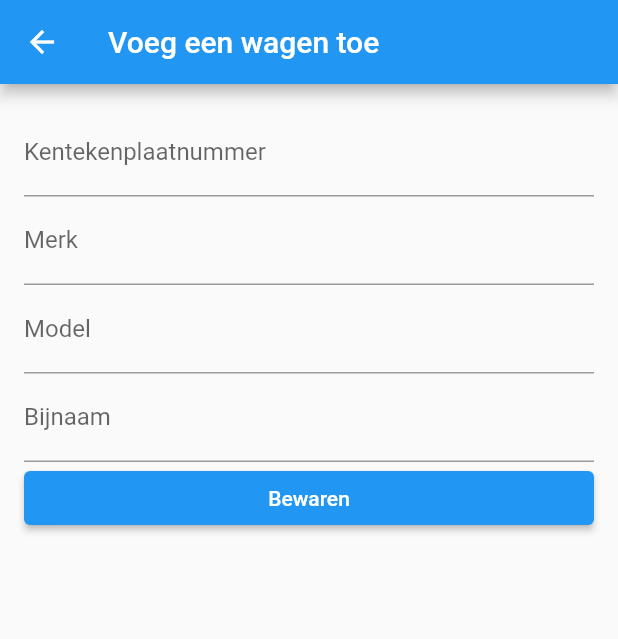
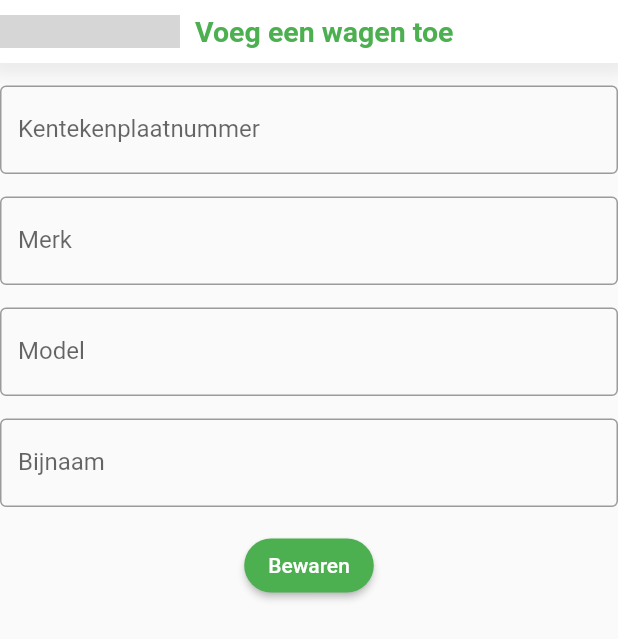
Before and after one commit to yousef12333/ParkPlanner, a Flutter app: the CarAddPage screen opened by its route, on a phone screen of 412 x 824 dp. Shown: the top 639 px of the screen. Run offline on Flutter 3.47's test engine with Material 2 defaults, Android fonts, the light colour scheme and no system bars; our stand-ins replace cloud_firestore, firebase_auth, firebase_core; accounts and stored records are empty; grey boxes are pictures that could not be loaded.

Commit message:
verbeteren uiterlijk frontend

```diff
--- a/parkplannerproject/lib/car_add.dart
+++ b/parkplannerproject/lib/car_add.dart
@@ -67,56 +67,114 @@ class _CarAddPageState extends State<CarAddPage> {
   @override
   Widget build(BuildContext context) {
     return Scaffold(
-      appBar: AppBar(title: const Text('Voeg een wagen toe')),
-      body: Padding(
-        padding: const EdgeInsets.all(16.0),
-        child: Form(
-          key: formKey,
-          child: ListView(
+      body: Column(
+        mainAxisAlignment: MainAxisAlignment.start,
         children: [
+          SizedBox(
+            height: MediaQuery.of(context).padding.top,
+          ),
+          Container(
+            decoration: BoxDecoration(
+              color: Colors.white,
+              boxShadow: [
+                BoxShadow(
+                  color:
+                      const Color.fromARGB(255, 222, 222, 222).withOpacity(0.5),
+                  spreadRadius: 5,
+                  blurRadius: 7,
+                  offset: const Offset(0, 3),
+                ),
+              ],
+            ),
+            padding: const EdgeInsets.symmetric(vertical: 10),
+            margin: EdgeInsets.zero,
+            child: Row(
+              mainAxisAlignment: MainAxisAlignment.start,
+              children: [
+                SizedBox(
+                  width: 120,
+                  height: 22,
+                  child: Image.asset(
+                    '/ParkPlannerLogo.png',
+                    fit: BoxFit.fill,
+                  ),
+                ),
+                const SizedBox(width: 10),
+                const Text(
+                  'Voeg een wagen toe',
+                  style: TextStyle(
+                    fontSize: 19,
+                    fontWeight: FontWeight.bold,
+                    color: Colors.green,
+                  ),
+                ),
+              ],
+            ),
+          ),
+          const SizedBox(height: 15),
           TextFormField(
-                decoration:
-                    const InputDecoration(labelText: 'Kentekenplaatnummer'),
+            decoration: const InputDecoration(
+                labelText: 'Kentekenplaatnummer',
+                border: OutlineInputBorder(
+                    borderSide: BorderSide(color: Colors.black))),
             onSaved: (value) => licensePlateNumber = value!,
             validator: (value) =>
                 value!.isEmpty ? 'Geef een kentekenplaatnummer in!' : null,
           ),
+          const SizedBox(height: 15),
           TextFormField(
-                decoration: const InputDecoration(labelText: 'Merk'),
+            decoration: const InputDecoration(
+                labelText: 'Merk',
+                border: OutlineInputBorder(
+                    borderSide: BorderSide(color: Colors.black))),
             onSaved: (value) => brand = value!,
-                validator: (value) =>
-                    value!.isEmpty ? 'Geef een merk in!' : null,
+            validator: (value) => value!.isEmpty ? 'Geef een merk in!' : null,
           ),
+          const SizedBox(height: 15),
           TextFormField(
-                decoration: const InputDecoration(labelText: 'Model'),
+            decoration: const InputDecoration(
+                labelText: 'Model',
+                border: OutlineInputBorder(
+                    borderSide: BorderSide(color: Colors.black))),
             onSaved: (value) => model = value!,
-                validator: (value) =>
-                    value!.isEmpty ? 'Geef een model in' : null,
+            validator: (value) => value!.isEmpty ? 'Geef een model in' : null,
           ),
+          const SizedBox(height: 15),
           TextFormField(
-                decoration: const InputDecoration(labelText: 'Bijnaam'),
+            decoration: const InputDecoration(
+                labelText: 'Bijnaam',
+                border: OutlineInputBorder(
+                    borderSide: BorderSide(color: Colors.black))),
             onSaved: (value) => nickname = value!,
-                validator: (value) =>
-                    value!.isEmpty ? 'Geef een bijnaam in' : null,
+            validator: (value) => value!.isEmpty ? 'Geef een bijnaam in' : null,
           ),
+          const SizedBox(height: 15),
           if (!_emailDoesNotExist)
             ElevatedButton(
               onPressed: _submitForm,
-                  child: const Text('Bewaren'),
+              style: ElevatedButton.styleFrom(
+                backgroundColor: Colors.green,
+                shape: RoundedRectangleBorder(
+                  borderRadius: BorderRadius.circular(30),
+                ),
+              ),
+              child: const Text(
+                'Bewaren',
+                style: TextStyle(
+                  color: Colors.white,
+                ),
+              ),
             ),
           if (_emailDoesNotExist)
             Padding(
               padding: const EdgeInsets.symmetric(vertical: 8.0),
               child: Text(
                 'Email niet gevonden. Logt u alstublieft in.',
-                    style:
-                        TextStyle(color: Theme.of(context).colorScheme.error),
+                style: TextStyle(color: Theme.of(context).colorScheme.error),
               ),
             ),
         ],
       ),
-        ),
-      ),
     );
   }
 }
```
Lines whose indentation alone changed are shown as unchanged.
